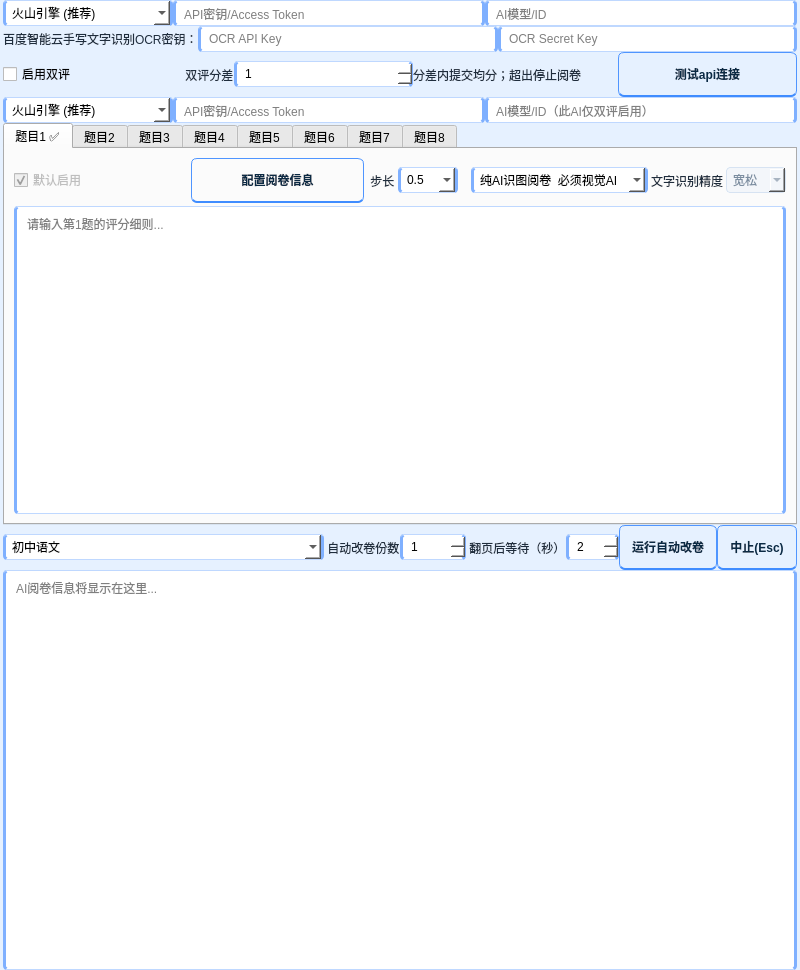
bangongshi107/AI-auto-grading-ocr-7, file setting/七题.ui: the form before one commit.
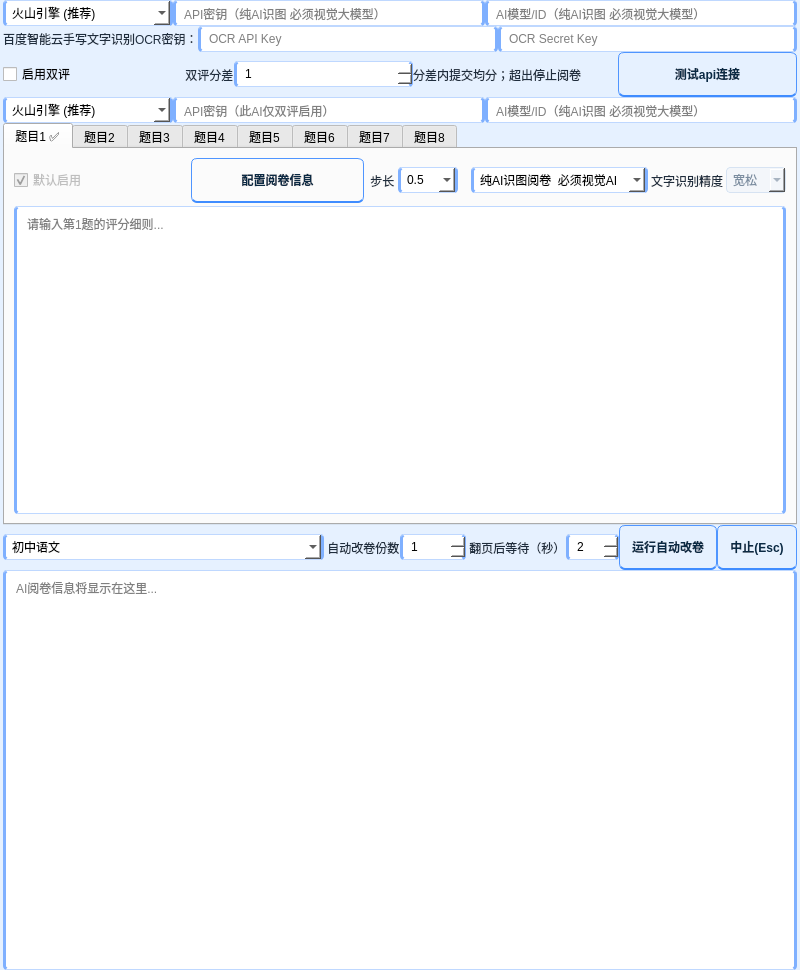
The form after the commit.

Patch:
```diff
--- a/setting/七题.ui
+++ b/setting/七题.ui
@@ -381,7 +381,7 @@
              <string/>
             </property>
             <property name="placeholderText">
-             <string>API密钥/Access Token</string>
+             <string>API密钥（纯AI识图 必须视觉大模型）</string>
             </property>
            </widget>
           </item>
@@ -397,7 +397,7 @@
              <string/>
             </property>
             <property name="placeholderText">
-             <string>AI模型/ID</string>
+             <string>AI模型/ID（纯AI识图 必须视觉大模型）</string>
             </property>
            </widget>
           </item>
@@ -620,7 +620,7 @@
              </sizepolicy>
             </property>
             <property name="placeholderText">
-             <string>API密钥/Access Token</string>
+             <string>API密钥（此AI仅双评启用）</string>
             </property>
            </widget>
           </item>
@@ -633,7 +633,7 @@
              </sizepolicy>
             </property>
             <property name="placeholderText">
-             <string>AI模型/ID（此AI仅双评启用）</string>
+             <string>AI模型/ID（纯AI识图 必须视觉大模型）</string>
             </property>
            </widget>
           </item>
```
Left out of the diff: 10 changed lines with no effect on the pictures.
